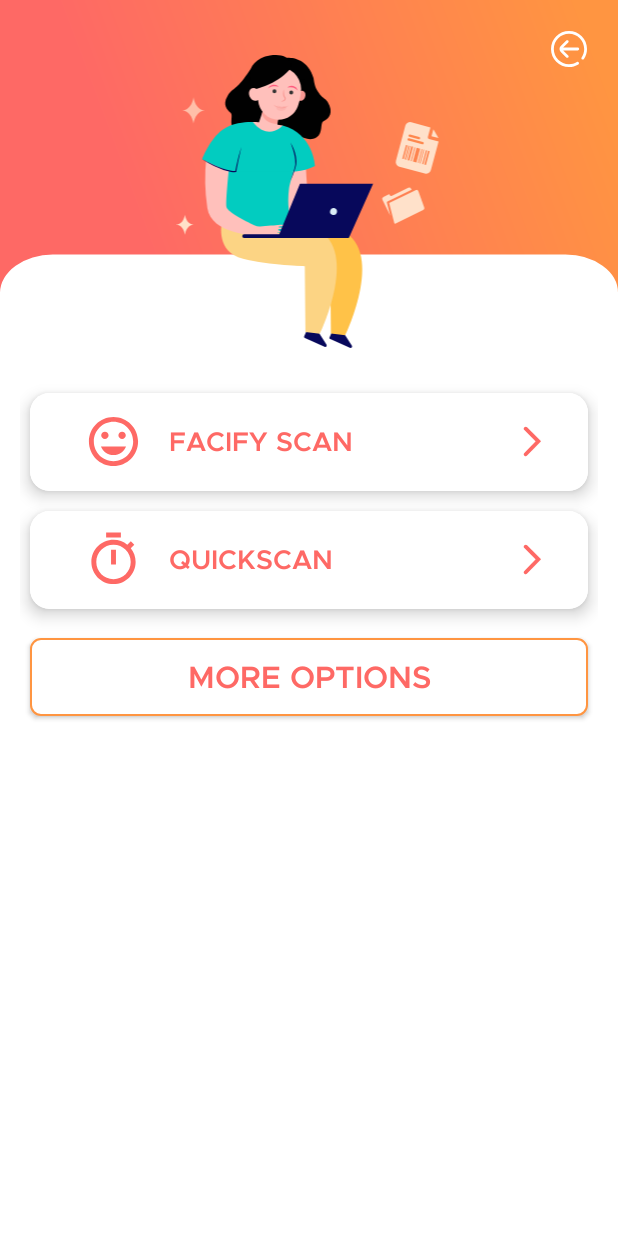
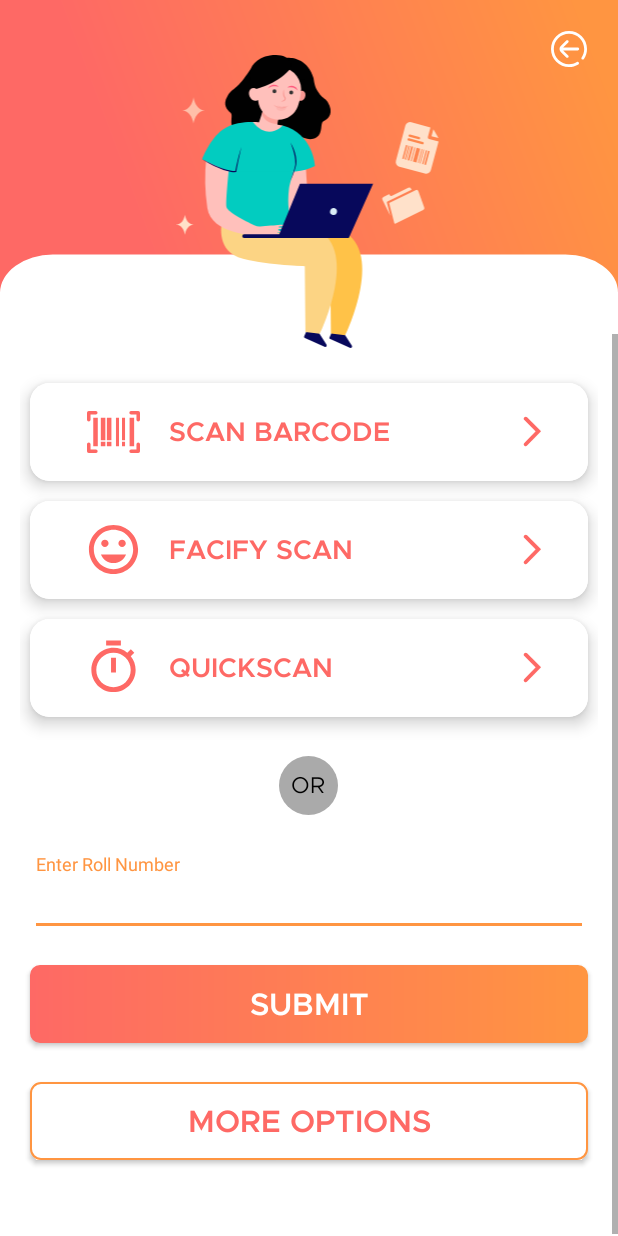
Before and after one commit to Piyush-SysQuo/Examination, an Android app: the OptionActivity screen opened directly, with no data from a screen before it, on a phone screen of 412 x 824 dp. Run offline under Robolectric (Android 15) with nearby library versions, the phone set to English and light mode, and no system bars; our stand-ins replace sdp/ssp sizes; libraries missing offline, so code that uses them is left out: com.karumi.dexter, org.parceler.

Commit message:
Build generated

```diff
--- a/app/src/main/java/com/inspection/examination/activity/CandidateStatusActivity.java
+++ b/app/src/main/java/com/inspection/examination/activity/CandidateStatusActivity.java
@@ -451,6 +451,7 @@ public class CandidateStatusActivity extends AppCompatActivity implements View.O
             mListOfDevices.setVisibility(View.GONE);
             mStatusTextView.setVisibility(View.GONE);
             deviceSerialLayout.setVisibility(View.GONE);
+
         }
 
         if (true){
--- a/app/src/main/res/layout/activity_more_options.xml
+++ b/app/src/main/res/layout/activity_more_options.xml
@@ -128,7 +128,6 @@
                 android:layout_marginTop="@dimen/_20sdp"
                 android:layout_marginStart="@dimen/_5sdp"
                 android:layout_marginEnd="@dimen/_5sdp"
-                android:layout_marginBottom="@dimen/_20sdp"
                 android:shadowColor="@color/darGray"
                 android:theme="@style/Theme.MaterialComponents.Light"
                 app:cardCornerRadius="@dimen/_1sdp">
@@ -175,7 +174,7 @@
                 android:layout_marginStart="@dimen/_5sdp"
                 android:layout_marginEnd="@dimen/_5sdp"
                 android:shadowColor="@color/darGray"
-                android:visibility="gone"
+                android:visibility="visible"
                 android:theme="@style/Theme.MaterialComponents.Light"
                 app:cardCornerRadius="@dimen/_1sdp">
 
@@ -223,7 +222,7 @@
                 android:layout_marginStart="@dimen/_5sdp"
                 android:layout_marginEnd="@dimen/_5sdp"
                 android:shadowColor="@color/darGray"
-                android:visibility="gone"
+                android:visibility="visible"
                 android:theme="@style/Theme.MaterialComponents.Light"
                 app:cardCornerRadius="@dimen/_1sdp">
 
--- a/app/src/main/res/layout/activity_roll_input.xml
+++ b/app/src/main/res/layout/activity_roll_input.xml
@@ -56,7 +56,7 @@
                 android:layout_marginEnd="@dimen/_5sdp"
                 android:shadowColor="@color/darGray"
                 android:theme="@style/Theme.MaterialComponents.Light"
-                android:visibility="gone"
+                android:visibility="visible"
                 app:backgroundTint="@color/whiteColor"
                 app:cardCornerRadius="@dimen/_10sdp"
                 app:cardElevation="@dimen/_5sdp">
@@ -210,7 +210,7 @@
                 android:textColor="@android:color/black"
                 android:textSize="@dimen/_12sdp"
                 android:textStyle="bold"
-                android:visibility="gone" />
+                android:visibility="visible" />
 
             <com.google.android.material.textfield.TextInputLayout
                 android:id="@+id/outlinedTextField"
@@ -220,7 +220,7 @@
                 android:layout_marginStart="@dimen/_5sdp"
                 android:layout_marginEnd="@dimen/_5sdp"
                 android:backgroundTint="@color/deep_orange"
-                android:visibility="gone">
+                android:visibility="visible">
 
                 <com.google.android.material.textfield.TextInputEditText
                     android:id="@+id/rollNumberEditText"
@@ -244,7 +244,7 @@
                 android:text="@string/label_submit"
                 android:textColor="@color/whiteColor"
                 android:textSize="@dimen/_16sdp"
-                android:visibility="gone"
+                android:visibility="visible"
                 app:rippleColor="@color/deep_orange" />
 
             <Button
```
